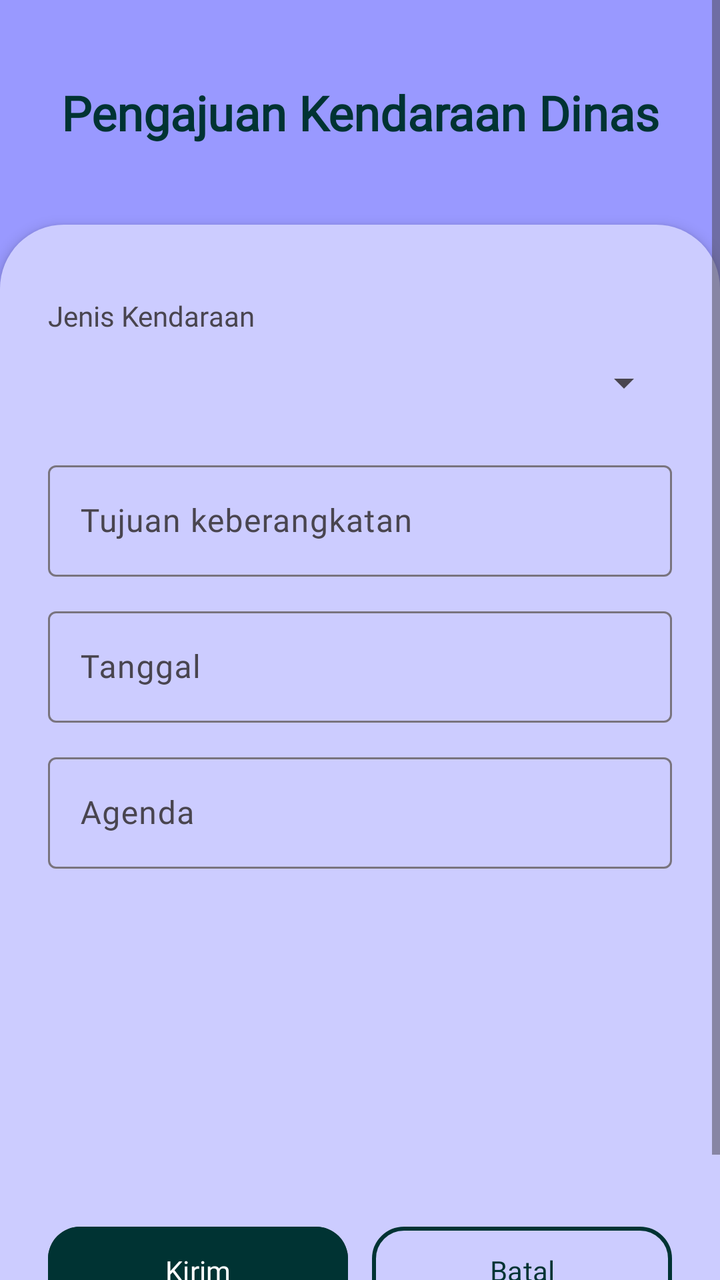
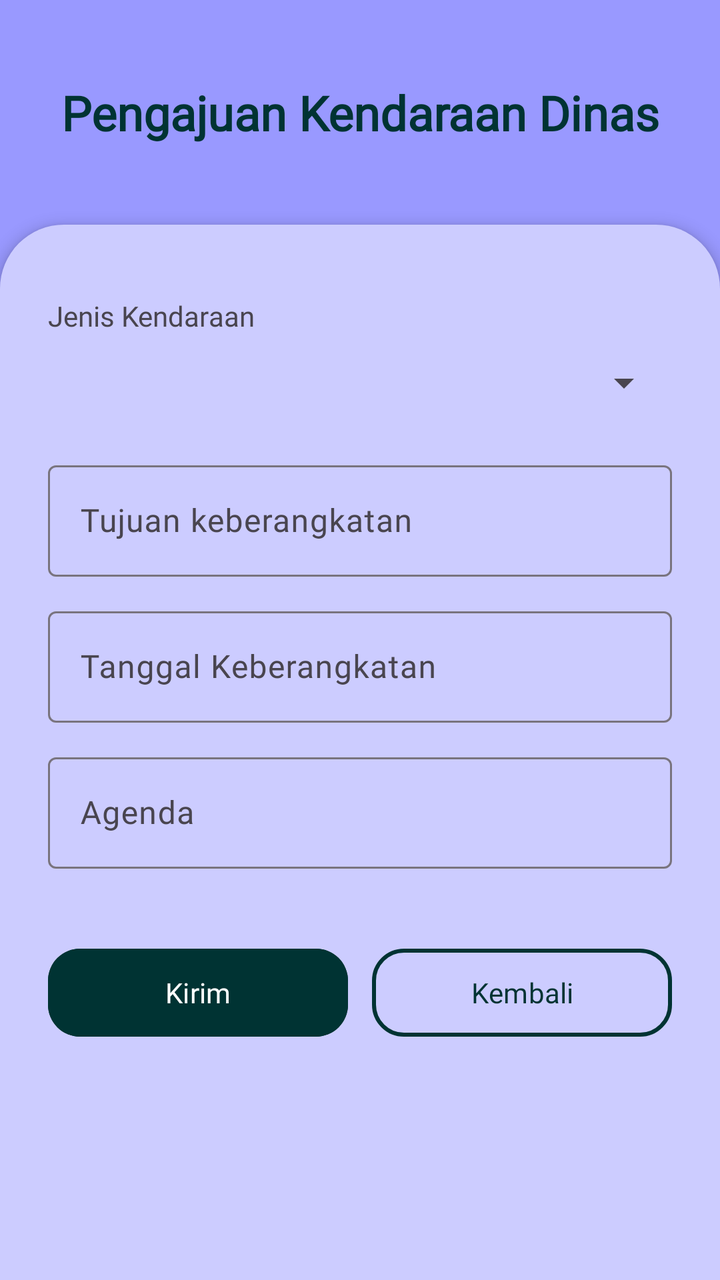

Compare the two renders of this Android layout. The source of the first and the diff that turns it into the second are given below.
<!-- AndroidManifest.xml: application theme Theme.Rekraprima -->
<!-- res/layout/karyawan_pengajuan_kendaraan_dinas.xml -->
<?xml version="1.0" encoding="utf-8"?>
<ScrollView xmlns:android="http://schemas.android.com/apk/res/android"
  xmlns:app="http://schemas.android.com/apk/res-auto"
  android:layout_width="match_parent"
  android:layout_height="match_parent"
  android:fillViewport="true"
  android:background="@color/pastel_blue">

  <LinearLayout
    android:layout_width="match_parent"
    android:layout_height="wrap_content"
    android:orientation="vertical"
    >

    <TextView
      android:layout_width="match_parent"
      android:layout_height="wrap_content"
      android:layout_marginTop="40dp"
      android:layout_marginBottom="40dp"
      android:fontFamily="@font/inter_extrabold"
      android:gravity="center"
      android:text="Pengajuan Kendaraan Dinas"
      android:textColor="@color/dark_green"
      android:textSize="24sp"
      android:textStyle="bold" />

    <LinearLayout
      android:layout_width="match_parent"
      android:layout_height="match_parent"
      android:background="@drawable/curve_bg"
      android:orientation="vertical"
      android:padding="24dp"
      android:elevation="4dp">

      <com.google.android.material.textfield.TextInputLayout
        android:layout_width="match_parent"
        android:layout_height="wrap_content"
        android:layout_marginTop="12dp"
        android:hint="Input No. Telephone"
        style="@style/Widget.MaterialComponents.TextInputLayout.OutlinedBox">

        <TextView
          android:id="@+id/textView2"
          android:layout_width="match_parent"
          android:layout_height="wrap_content"
          android:fontFamily="@font/inter_extrabold"
          android:text="Jenis Kendaraan" />

        <Spinner
          android:id="@+id/spinner"
          android:layout_width="match_parent"
          android:layout_height="48dp" />
      </com.google.android.material.textfield.TextInputLayout>


      <com.google.android.material.textfield.TextInputLayout
        android:layout_width="match_parent"
        android:layout_height="wrap_content"
        android:layout_marginTop="12dp"
        android:hint="Tujuan keberangkatan">

        <com.google.android.material.textfield.TextInputEditText
          android:id="@+id/txtKeberangkatan"
          android:layout_width="match_parent"
          android:layout_height="wrap_content"
          android:alpha="140"
          android:fontFamily="@font/inter" />
      </com.google.android.material.textfield.TextInputLayout>

      <com.google.android.material.textfield.TextInputLayout
        android:layout_width="match_parent"
        android:layout_height="wrap_content"
        android:layout_marginTop="12dp"
        android:hint="Tanggal">

        <com.google.android.material.textfield.TextInputEditText
          android:id="@+id/txtKembali"
          android:layout_width="match_parent"
          android:layout_height="wrap_content"
          android:alpha="140"
          android:fontFamily="@font/inter" />
      </com.google.android.material.textfield.TextInputLayout>

      <com.google.android.material.textfield.TextInputLayout
        android:layout_width="match_parent"
        android:layout_height="200dp"
        android:layout_marginTop="12dp"
        android:hint="Agenda">
        <com.google.android.material.textfield.TextInputEditText
          android:id="@+id/txtAgenda"
          android:layout_width="match_parent"
          android:layout_height="wrap_content"
          android:alpha="140"
          android:fontFamily="@font/inter" />
      </com.google.android.material.textfield.TextInputLayout>

      <LinearLayout
        android:layout_width="match_parent"
        android:layout_height="wrap_content"
        android:layout_marginTop="36dp"
        android:layout_marginBottom="24dp"
        android:orientation="horizontal">

        <com.google.android.material.button.MaterialButton
          android:id="@+id/btnPenomeranDokumen"
          android:layout_width="0dp"
          android:layout_height="52dp"
          android:layout_weight="1"
          android:backgroundTint="@color/dark_green"
          android:fontFamily="@font/inter_semibold"
          android:text="Kirim"
          android:textAllCaps="false"
          android:textColor="@color/white"
          app:cornerRadius="16dp" />

        <Space
          android:layout_width="12dp"
          android:layout_height="match_parent" />

        <com.google.android.material.button.MaterialButton
          android:id="@+id/btnPengajuanPerjalananDinas"
          android:layout_width="0dp"
          android:layout_height="52dp"
          android:layout_weight="1"
          android:backgroundTint="@color/powder_blue"
          android:text="Batal"
          android:textColor="@color/dark_green"
          android:fontFamily="@font/inter_semibold"
          app:cornerRadius="16dp"
          app:strokeColor="@color/dark_green"
          app:strokeWidth="2dp" />

      </LinearLayout>

    </LinearLayout>
  </LinearLayout>
</ScrollView>
<!-- resources referenced by this layout -->
<resources>
  <color name="dark_green">#003333</color>
  <color name="pastel_blue">#9999FF</color>
  <color name="powder_blue">#CCCCFF</color>
  <color name="white">#FFFFFF</color>
  <!-- drawable curve_bg (drawable) -->
  <?xml version="1.0" encoding="utf-8"?>
  <shape xmlns:android="http://schemas.android.com/apk/res/android">
    <solid android:color="@color/powder_blue" />
    <corners
      android:topLeftRadius="32dp"
      android:topRightRadius="32dp" />
  </shape>
  <style name="Theme.Rekraprima" parent="Base.Theme.Rekraprima" />
  <style name="Base.Theme.Rekraprima" parent="Theme.Material3.DayNight.NoActionBar">
          
          
      </style>
</resources>

<!-- the commit's change to res/layout/karyawan_pengajuan_kendaraan_dinas.xml (unified diff, before → after) -->
@@ -47,7 +47,7 @@
           android:text="Jenis Kendaraan" />
 
         <Spinner
-          android:id="@+id/spinner"
+          android:id="@+id/spnKendaraan"
           android:layout_width="match_parent"
           android:layout_height="48dp" />
       </com.google.android.material.textfield.TextInputLayout>
@@ -60,7 +60,7 @@
         android:hint="Tujuan keberangkatan">
 
         <com.google.android.material.textfield.TextInputEditText
-          android:id="@+id/txtKeberangkatan"
+          android:id="@+id/txtTanggal"
           android:layout_width="match_parent"
           android:layout_height="wrap_content"
           android:alpha="140"
@@ -71,10 +71,10 @@
         android:layout_width="match_parent"
         android:layout_height="wrap_content"
         android:layout_marginTop="12dp"
-        android:hint="Tanggal">
+        android:hint="Tanggal Keberangkatan">
 
         <com.google.android.material.textfield.TextInputEditText
-          android:id="@+id/txtKembali"
+          android:id="@+id/txtJenis"
           android:layout_width="match_parent"
           android:layout_height="wrap_content"
           android:alpha="140"
@@ -83,11 +83,12 @@
 
       <com.google.android.material.textfield.TextInputLayout
         android:layout_width="match_parent"
-        android:layout_height="200dp"
+        android:layout_height="wrap_content"
         android:layout_marginTop="12dp"
         android:hint="Agenda">
+
         <com.google.android.material.textfield.TextInputEditText
-          android:id="@+id/txtAgenda"
+          android:id="@+id/txtPerihal"
           android:layout_width="match_parent"
           android:layout_height="wrap_content"
           android:alpha="140"
@@ -102,7 +103,7 @@
         android:orientation="horizontal">
 
         <com.google.android.material.button.MaterialButton
-          android:id="@+id/btnPenomeranDokumen"
+          android:id="@+id/btnKirim"
           android:layout_width="0dp"
           android:layout_height="52dp"
           android:layout_weight="1"
@@ -118,12 +119,12 @@
           android:layout_height="match_parent" />
 
         <com.google.android.material.button.MaterialButton
-          android:id="@+id/btnPengajuanPerjalananDinas"
+          android:id="@+id/btnKembali"
           android:layout_width="0dp"
           android:layout_height="52dp"
           android:layout_weight="1"
           android:backgroundTint="@color/powder_blue"
-          android:text="Batal"
+          android:text="Kembali"
           android:textColor="@color/dark_green"
           android:fontFamily="@font/inter_semibold"
           app:cornerRadius="16dp"
